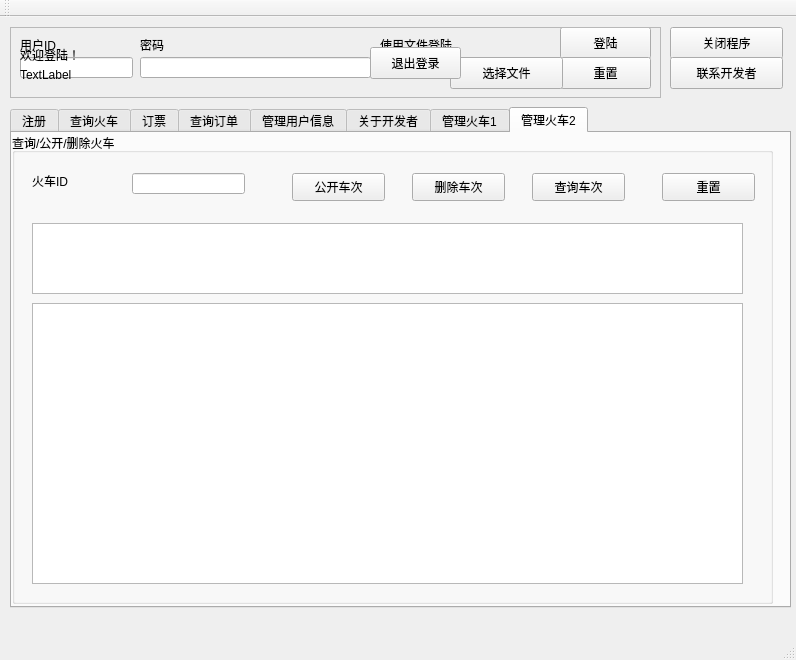
Before: the Qt Designer form QtPartB/mainwindow.ui in peterzheng98/2017-2018-B_DS_TrainTicketBooking, drawn with Qt 5.
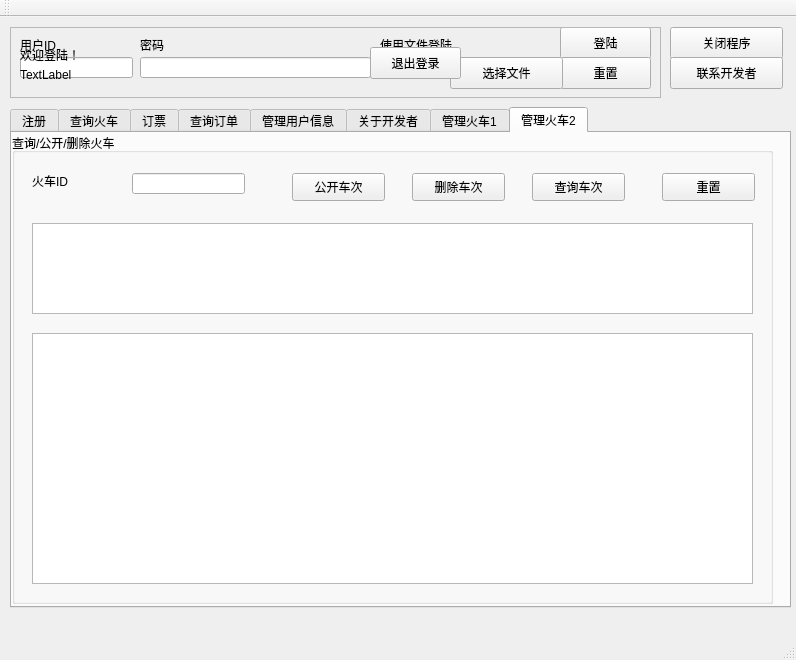
After: the same form once the commit is applied. Icons and pictures are not drawn.

Commit message: [Develop 2-1Q]

Patch:
```diff
--- a/QtPartB/mainwindow.ui
+++ b/QtPartB/mainwindow.ui
@@ -1684,9 +1684,9 @@
        <property name="geometry">
         <rect>
          <x>20</x>
-         <y>170</y>
-         <width>711</width>
-         <height>281</height>
+         <y>200</y>
+         <width>721</width>
+         <height>251</height>
         </rect>
        </property>
       </widget>
@@ -1695,8 +1695,8 @@
         <rect>
          <x>20</x>
          <y>90</y>
-         <width>711</width>
-         <height>71</height>
+         <width>721</width>
+         <height>91</height>
         </rect>
        </property>
       </widget>
```
The commit also changes 1 other file.
